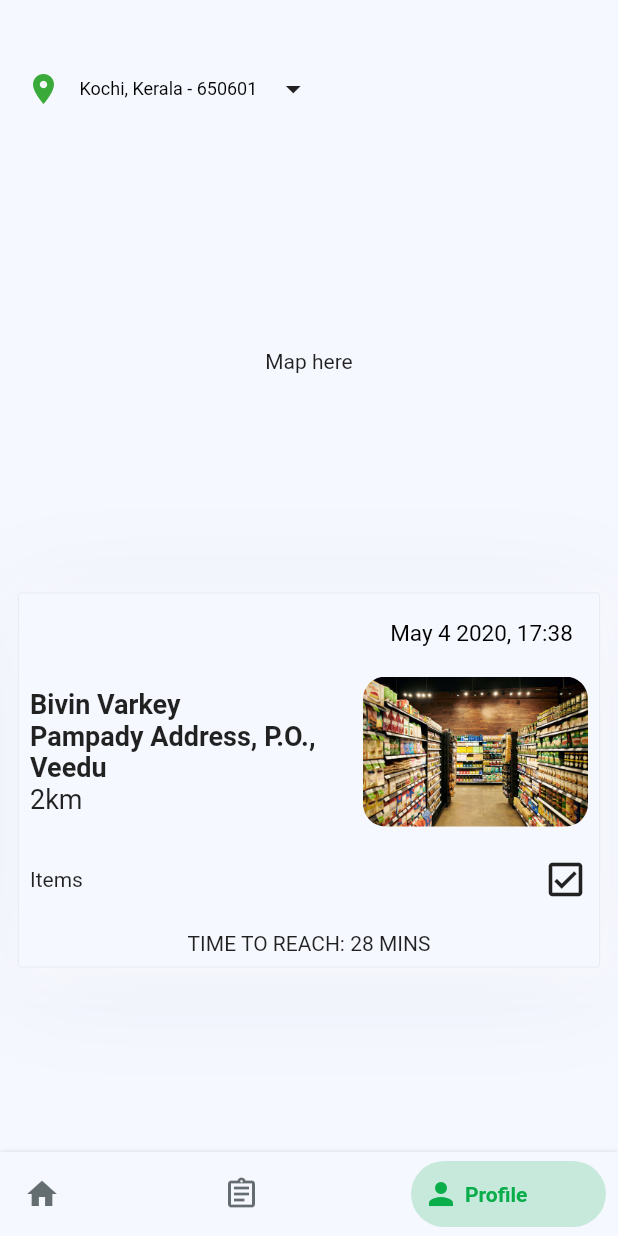
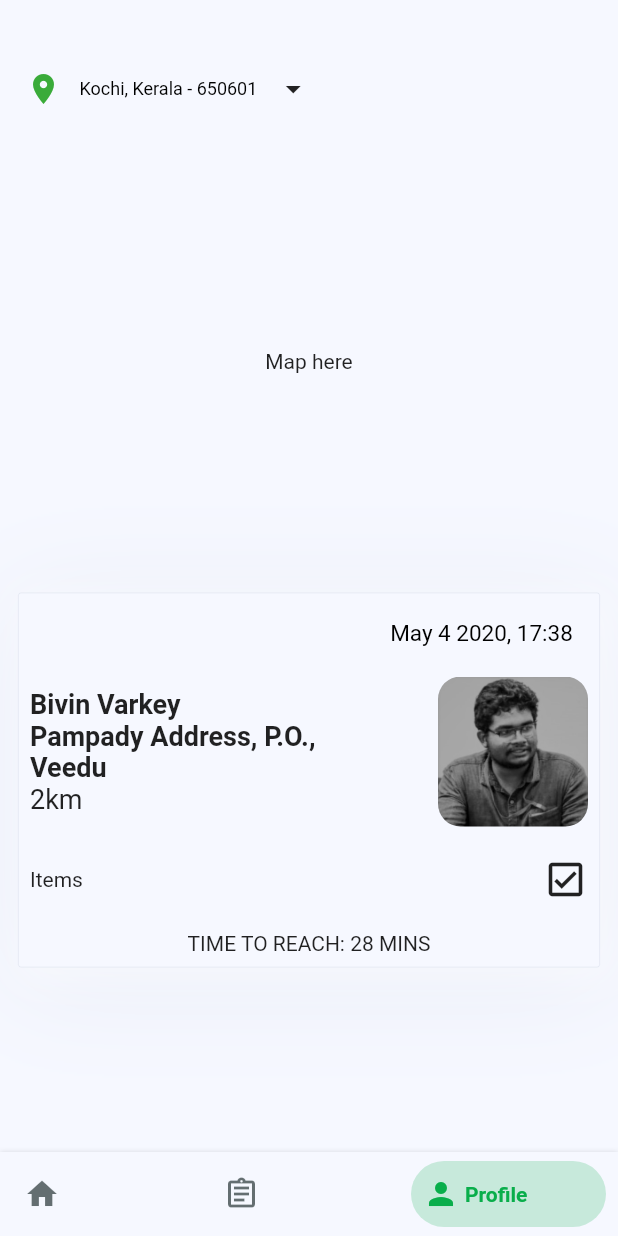
Before and after one commit to neeraj2403/Agrivator-Task, a Flutter app: the screen it shows after launch, swiped to page 3, on a phone screen of 412 x 824 dp. Run offline on Flutter 3.47's test engine with Material 2 defaults, Android fonts, the phone set to English and light mode, and no system bars; drawn by our look-alikes of bottom_navy_bar.

Commit message:
Order Page

```diff
--- a/lib/to_user.dart
+++ b/lib/to_user.dart
@@ -105,8 +105,8 @@ class _ToUserState extends State<ToUser> {
                               ClipRRect(
                                   borderRadius:
                                       BorderRadius.all(Radius.circular(15)),
-                                  child: Image.asset('assets/store.jpg',
-                                      width: 150, height: 100)),
+                                  child: Image.asset('assets/profile.jpg',
+                                      width: 100, height: 100)),
                             ],
                           ),
                           Padding(
```
Also changed, not shown: pubspec.yaml (+5 -5 lines), assets/store1.jpg (renamed from assets/1.jpg).
